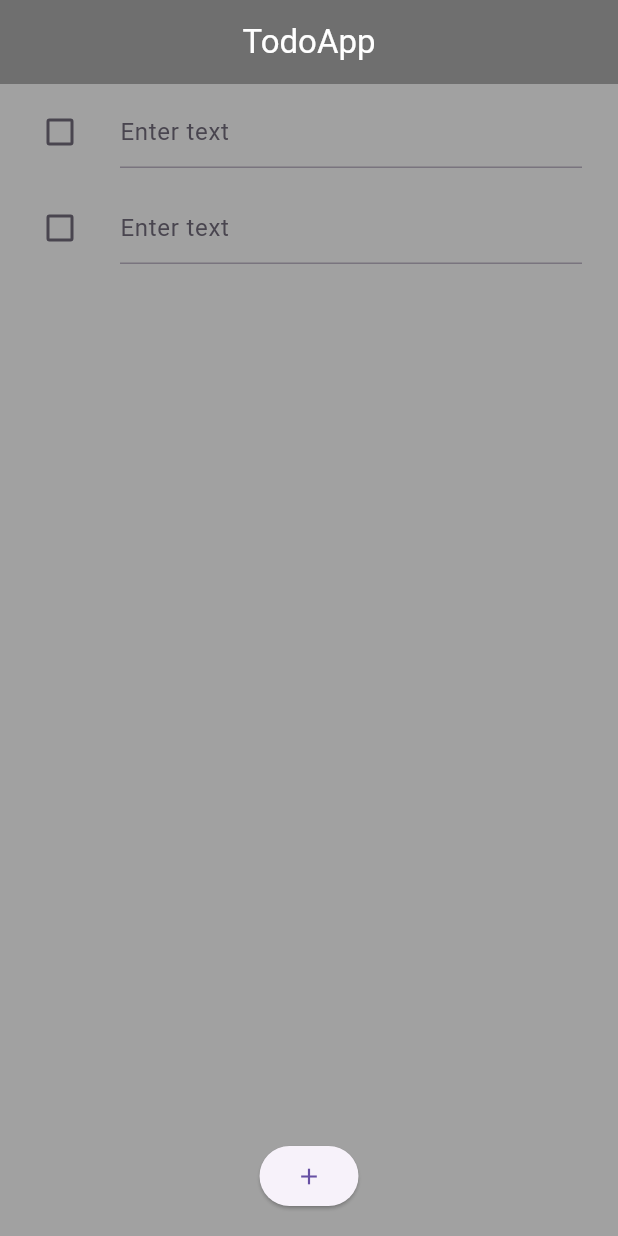
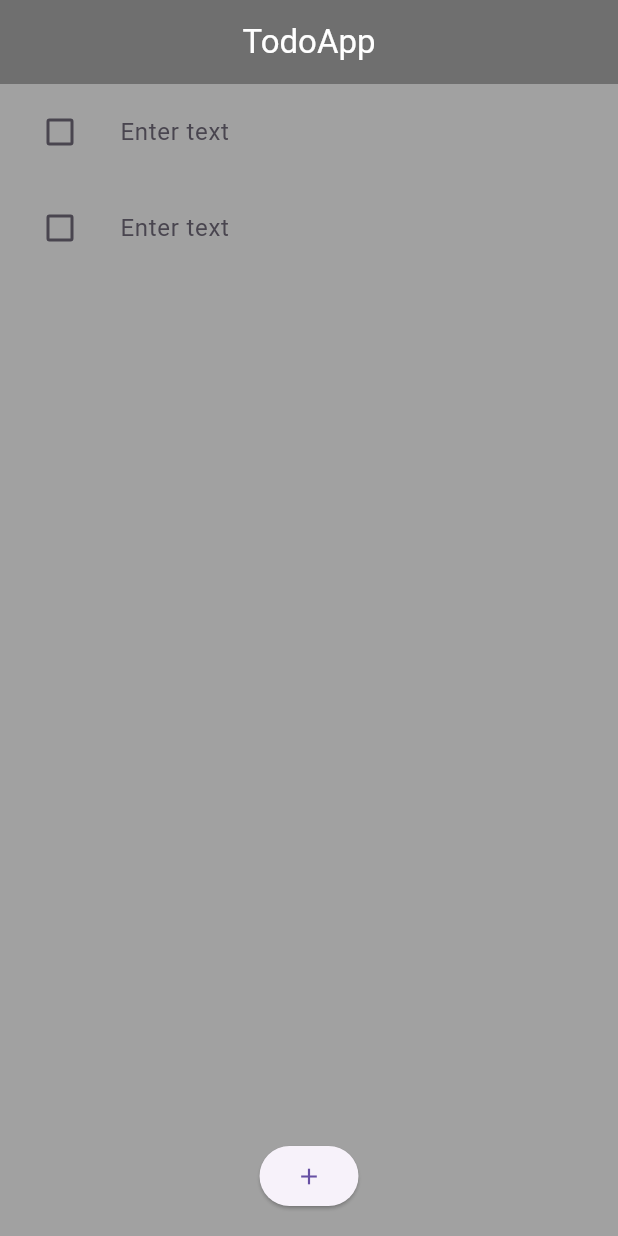
Before and after one commit to r3laty/todo_application, a Flutter app: the screen it shows after launch, after a tap on the "add" icon, on a phone screen of 412 x 824 dp. Run offline on Flutter 3.47's test engine with Material 3 defaults, Android fonts, the phone set to English and light mode, and no system bars.

Commit message:
fixed bug with is done

```diff
--- a/lib/main.dart
+++ b/lib/main.dart
@@ -1,4 +1,5 @@
 import 'package:flutter/material.dart';
+import 'package:todo_application/utils/todoapp.dart';
 
 void main() => runApp(MyApp());
 
@@ -19,8 +20,19 @@ class HomePage extends StatefulWidget {
 }
 
 class _HomePageState extends State<HomePage> {
-  bool isDone = false;
-  int tiles = 1;
+  List<Task> tasks = [];
+
+  @override
+  void initState() {
+    super.initState();
+    tasks.add(Task(title: ''));
+  }
+
+  void _addNewTask() {
+    setState(() {
+      tasks.add(Task(title: ''));
+    });
+  }
 
   @override
   Widget build(BuildContext context) {
@@ -36,40 +48,40 @@ class _HomePageState extends State<HomePage> {
         children: [
           Expanded(
             child: ListView.builder(
-              itemCount: tiles,
+              itemCount: tasks.length,
               itemBuilder: (context, index) => ListTile(
                 leading: Checkbox(
-                  value: isDone,
-                  onChanged: (newValue) {
+                  value: tasks[index].isDone,
+                  onChanged: (val) {
                     setState(() {
-                      isDone = !isDone;
+                      tasks[index].isDone = val ?? false;
                     });
                   },
                 ),
                 title: TextField(
+                  onChanged: (newText) {
+                    tasks[index].title = newText;
+                  },
                   style: TextStyle(
-                    decoration: isDone
+                    decoration: tasks[index].isDone
                         ? TextDecoration.lineThrough
                         : TextDecoration.none,
                     decorationThickness: 5.0,
                     color: Colors.white,
                   ),
-                  decoration: const InputDecoration(hintText: 'Enter text'),
+                  decoration: const InputDecoration(
+                    hintText: 'Enter text',
+                    border: InputBorder.none, // Делаем UI чище
+                  ),
                 ),
               ),
             ),
           ),
-          // Кнопка под списком
           Padding(
             padding: const EdgeInsets.all(16.0),
             child: ElevatedButton(
-              onPressed: () {
-                setState(() {
-                  tiles++; // Например, добавляем новую плитку
-                });
-              },
-              child:
-              Icon(Icons.add, )
+              onPressed: _addNewTask,
+              child: const Icon(Icons.add),
             ),
           ),
         ],
--- /dev/null
+++ b/lib/utils/todoapp.dart
@@ -0,0 +1,5 @@
+class Task {
+  String title;
+  bool isDone;
+  Task({required this.title, this.isDone = false});
+}
```
